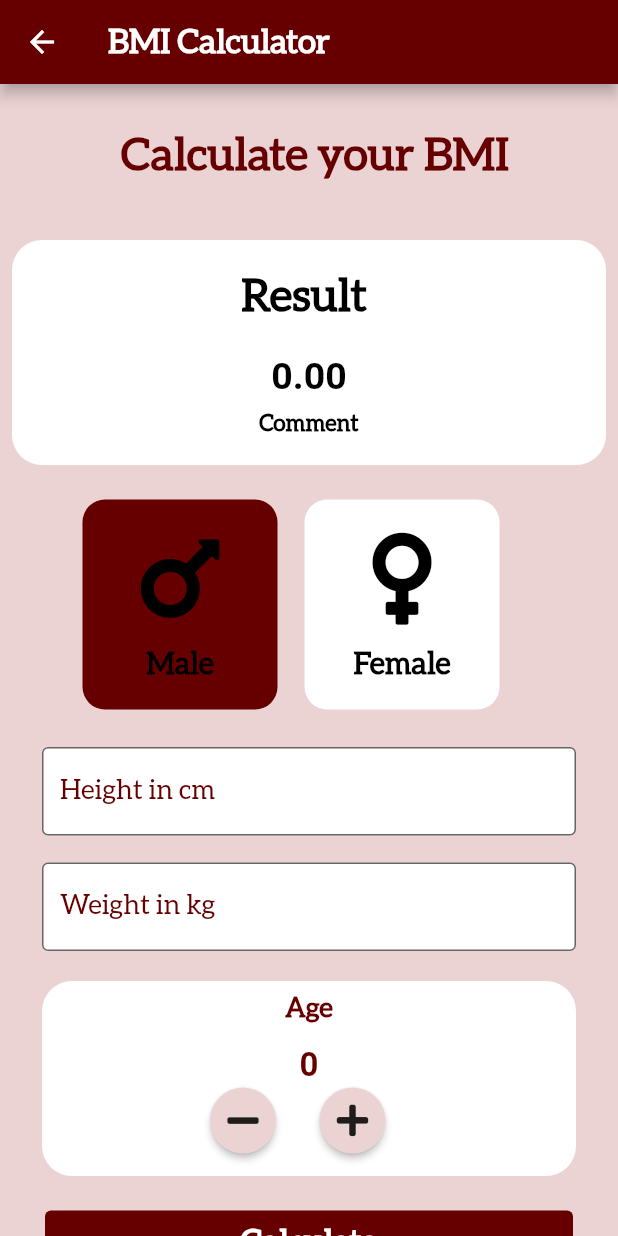
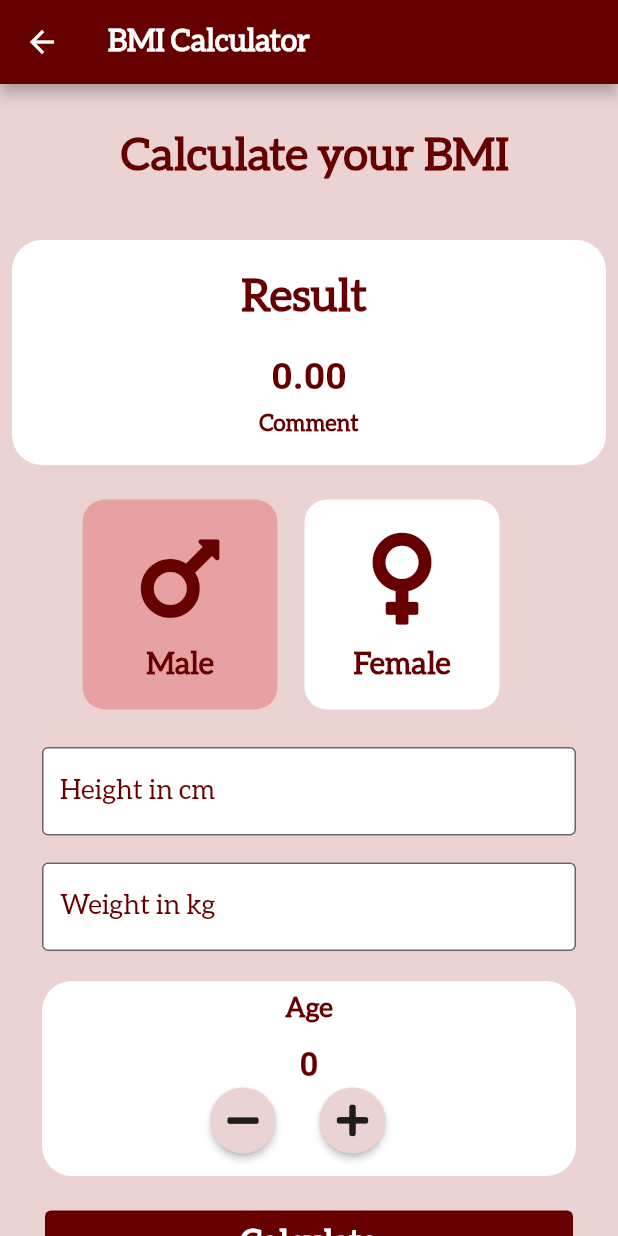
Before and after one commit to saipreethi14/flutterfitness22, a Flutter app: the bmi screen opened directly, on a phone screen of 412 x 824 dp. Run offline on Flutter 3.47's test engine with Material 2 defaults, Android fonts, the light colour scheme and no system bars; our stand-ins replace chewie, cloud_firestore, firebase_auth, firebase_core, font_awesome_flutter, video_player; missing offline and left inert: flutter_login_facebook; accounts and stored records are empty.

Commit message:
Final design edited finished with designing.

```diff
--- a/lib/ReusableCard.dart
+++ b/lib/ReusableCard.dart
@@ -11,6 +11,7 @@ class ResusableCard extends StatelessWidget {
   @override
   Widget build(BuildContext context) {
     return GestureDetector(
+      // GestureDetector capture user's gesture and dispatch multiple events
       onTap: onPress,
       child: Container(
         child: cardChild,
--- a/lib/bmi.dart
+++ b/lib/bmi.dart
@@ -1,4 +1,3 @@
-
 import 'package:ff/HomePage.dart';
 import 'package:flutter/cupertino.dart';
 import 'package:flutter/material.dart';
@@ -17,25 +16,15 @@ enum Gender {
   male,
   female,
 }
+
 Gender selectedGender = Gender.male;
-const kShrinePink50 = Color(0xFFFEEAE6);
-const activeColor = Color(0xFF660000);
+const activeColor = Color(0xFFE8A1A3);
 const inactiveColor = Color(0xFFFFFFFF);
-const kShrinePink300 = Color(0xFFFBB8AC);
-const kpurplr = Color(0xFF762141);
-const color1 = Color(0xFFDF97BB);
 const color2 = Color(0xFF660000);
 const back2 = Color(0xFFEBD3D4);
-const back3 = Color(0xFFDCC6C7);
+
 const maleColor = inactiveColor;
 const femaleColor = inactiveColor;
-
-
-// int age = 0;
-// double height = 0.0;
-// double weight = 0.0;
-// double result=0.0;
-// var comment = "Comment";
 
 class bmi extends StatefulWidget {
   const bmi({Key? key}) : super(key: key);
@@ -45,52 +34,50 @@ class bmi extends StatefulWidget {
 }
 
 class _bmiState extends State<bmi> {
-
   final TextEditingController _heightController = TextEditingController();
   final TextEditingController _weightController = TextEditingController();
-
 
   int age = 0;
   double height = 0.0;
   double weight = 0.0;
   late double _result = 0.0;
   var comment = "Comment";
+
   @override
   Widget build(BuildContext context) {
     return Scaffold(
       backgroundColor: Color(0xFFEBD3D4),
       appBar: AppBar(
         backgroundColor: Color(0xFF660000),
-          title:
-          Row(
-            children:<Widget> [
-              // IconButton(
-              //   onPressed: () {
-              //     Navigator.push(context, MaterialPageRoute(builder: (Context) => Homepage()));
-              //   },
-              //   icon: Icon(Icons.arrow_back_ios_new_rounded),
-              // ),
-              Text('BMI Calculator', style: TextStyle(
-                fontSize: 22,
+        title: Row(
+          children: <Widget>[
+            Text(
+              'BMI Calculator',
+              style: TextStyle(
                 fontFamily: 'Aleo',
                 fontWeight: FontWeight.bold,
                 color: Colors.white,
-              ),),
+              ),
+            ),
           ],
-          )
+        ),
       ),
       body: SafeArea(
         child: ListView(
-          children: <Widget> [
+          children: <Widget>[
             Padding(
-              padding: const EdgeInsets.only(top: 30.0, bottom: 30.0, left: 8.0),
+              padding:
+                  const EdgeInsets.only(top: 30.0, bottom: 30.0, left: 8.0),
               child: Center(
-                child: Text('Calculate your BMI', style: TextStyle(
+                child: Text(
+                  'Calculate your BMI',
+                  style: TextStyle(
                     fontSize: 30,
                     fontFamily: 'Aleo',
                     fontWeight: FontWeight.bold,
                     color: Color(0xFF660000),
-                ),),
+                  ),
+                ),
               ),
             ),
             Padding(
@@ -100,36 +87,43 @@ class _bmiState extends State<bmi> {
                 decoration: BoxDecoration(
                     color: Colors.white,
                     borderRadius: BorderRadius.all(Radius.circular(20))),
-
-
                 child: Column(
                   crossAxisAlignment: CrossAxisAlignment.center,
                   children: [
                     Padding(
                       padding: const EdgeInsets.all(20.0),
-                      child: Text('Result ', style: TextStyle(
+                      child: Text(
+                        'Result ',
+                        style: TextStyle(
                           fontSize: 30,
                           fontFamily: 'Aleo',
                           fontWeight: FontWeight.bold,
-                        color: Colors.black,
-                      ),),
+                          color: Color(0xFF660000),
+                        ),
+                      ),
                     ),
                     Center(
-                      child: Text(_result.toStringAsFixed(2), style: TextStyle(
+                      child: Text(
+                        _result.toStringAsFixed(2),
+                        style: TextStyle(
                           fontSize: 25,
                           fontWeight: FontWeight.bold,
-                        color: Colors.black,
-                      ),),
+                          color: Color(0xFF660000),
+                        ),
+                      ),
                     ),
                     SizedBox(height: 8),
                     Result(
                       customChild1: Center(
-                        child: Text(comment, style: TextStyle(
+                        child: Text(
+                          comment,
+                          style: TextStyle(
                             fontSize: 15,
                             fontFamily: 'Aleo',
                             fontWeight: FontWeight.bold,
-                          color: Colors.black,
-                        ),),
+                            color: Color(0xFF660000),
+                          ),
+                        ),
                       ),
                     ),
                   ],
@@ -142,53 +136,70 @@ class _bmiState extends State<bmi> {
               child: Row(
                 children: <Widget>[
                   Padding(
-                    padding: const EdgeInsets.only(top: 10, bottom: 10, right:8.0, left: 45),
+                    padding: const EdgeInsets.only(
+                        top: 10, bottom: 10, right: 8.0, left: 45),
                     child: Gender1(
-                      otp: (){
-                        setState(() {
+                      otp: () {
+                        setState(
+                          () {
                             selectedGender = Gender.male;
-                        });
                           },
-                      contColor: selectedGender == Gender.male ? activeColor : inactiveColor,
+                        );
+                      },
+                      contColor: selectedGender == Gender.male
+                          ? activeColor
+                          : inactiveColor,
                       customChild: Column(
                         mainAxisAlignment: MainAxisAlignment.center,
                         children: <Widget>[
                           Icon(FontAwesomeIcons.mars,
-                                size: 70, color: Colors.black),
+                              size: 70, color: Color(0xFF660000)),
                           SizedBox(height: 10.0),
-                            Text('Male', style: TextStyle(
+                          Text(
+                            'Male',
+                            style: TextStyle(
                               fontSize: 20,
                               fontFamily: 'Aleo',
                               fontWeight: FontWeight.bold,
-                              color: Colors.black,
-                            ),),
-                          ]
+                              color: Color(0xFF660000),
+                            ),
+                          ),
+                        ],
                       ),
                     ),
                   ),
-
                   Padding(
-                    padding: const EdgeInsets.only(top: 10, bottom: 10, right: 30),
-                    child: Gender1(    // using gender class.
-                      otp: (){
+                    padding:
+                        const EdgeInsets.only(top: 10, bottom: 10, right: 30),
+                    child: Gender1(
+                      // using gender class.
+                      otp: () {
                         setState(() {
                           selectedGender = Gender.female;
                         });
                       },
-                      contColor: selectedGender == Gender.female ? activeColor : inactiveColor,
+                      contColor: selectedGender == Gender.female
+                          ? activeColor
+                          : inactiveColor,
                       customChild: Column(
                         mainAxisAlignment: MainAxisAlignment.center,
                         children: <Widget>[
-                            Icon(FontAwesomeIcons.venus,
-                              size: 70, color: Colors.black,),
+                          Icon(
+                            FontAwesomeIcons.venus,
+                            size: 70,
+                            color: Color(0xFF660000),
+                          ),
                           SizedBox(height: 10.0),
-                            Text('Female', style: TextStyle(
+                          Text(
+                            'Female',
+                            style: TextStyle(
                               fontSize: 20,
                               fontFamily: 'Aleo',
                               fontWeight: FontWeight.bold,
-                              color: Colors.black,
-                            ),),
-                          ]
+                              color: Color(0xFF660000),
+                            ),
+                          ),
+                        ],
                       ),
                     ),
                   ),
@@ -197,7 +208,8 @@ class _bmiState extends State<bmi> {
             ),
             //................................
             Padding(
-              padding: const EdgeInsets.only(top: 10.0, left:28.0, right: 28.0),
+              padding:
+                  const EdgeInsets.only(top: 10.0, left: 28.0, right: 28.0),
               child: TextField(
                 controller: _heightController,
                 keyboardType: TextInputType.number,
@@ -209,7 +221,8 @@ class _bmiState extends State<bmi> {
                   filled: true,
                   fillColor: Colors.white,
                   focusedBorder: OutlineInputBorder(
-                    borderSide: BorderSide(color: Color(0xFF660000), width: 5.0),
+                    borderSide:
+                        BorderSide(color: Color(0xFF660000), width: 2.0),
                   ),
                   border: OutlineInputBorder(),
                   labelText: 'Height in cm',
@@ -219,12 +232,15 @@ class _bmiState extends State<bmi> {
                     fontSize: 18,
                   ),
                   hintText: 'Enter your height',
+                  hintStyle:
+                      TextStyle(fontFamily: 'Aleo', color: Color(0xFF8D7272)),
                 ),
               ),
             ),
 
             Padding(
-              padding: const EdgeInsets.only(top: 18.0, left:28.0, right: 28.0),
+              padding:
+                  const EdgeInsets.only(top: 18.0, left: 28.0, right: 28.0),
               child: TextField(
                 controller: _weightController,
                 keyboardType: TextInputType.number,
@@ -236,7 +252,7 @@ class _bmiState extends State<bmi> {
                   filled: true,
                   fillColor: Colors.white,
                   focusedBorder: OutlineInputBorder(
-                    borderSide: BorderSide(color: Color(0xFF660000), width: 5.0),
+                    borderSide: BorderSide(color: Color(0xFF660000), width: 2),
                   ),
                   border: OutlineInputBorder(),
                   labelText: 'Weight in kg',
@@ -246,11 +262,14 @@ class _bmiState extends State<bmi> {
                     fontSize: 18,
                   ),
                   hintText: 'Enter your weight',
+                  hintStyle:
+                      TextStyle(fontFamily: 'Aleo', color: Color(0xFF8D7272)),
                 ),
               ),
             ),
             Padding(
-              padding: const EdgeInsets.only(left: 28.0, right: 28, top: 20, bottom: 20),
+              padding: const EdgeInsets.only(
+                  left: 28.0, right: 28, top: 20, bottom: 20),
               child: Container(
                 height: 130,
                 width: double.infinity,
@@ -258,34 +277,40 @@ class _bmiState extends State<bmi> {
                   color: Colors.white,
                   borderRadius: BorderRadius.all(Radius.circular(20)),
                 ),
-
                 child: Column(
                   children: <Widget>[
                     Center(
                       child: Padding(
                         padding: const EdgeInsets.all(8.0),
-                        child: Text('Age', style: TextStyle(
+                        child: Text(
+                          'Age',
+                          style: TextStyle(
                             fontSize: 18,
                             fontFamily: 'Aleo',
                             fontWeight: FontWeight.bold,
                             color: Color(0xFF660000),
-                        ),),
+                          ),
+                        ),
                       ),
                     ),
                     SizedBox(height: 5),
                     Center(
-                      child: Text(age.toString(), style: TextStyle(
+                      child: Text(
+                        age.toString(),
+                        style: TextStyle(
                           fontSize: 22,
                           fontWeight: FontWeight.bold,
                           color: Color(0xFF660000),
-                      ),),
+                        ),
+                      ),
                     ),
                     Padding(
-                      padding: const EdgeInsets.only(left:110.0),
+                      padding: const EdgeInsets.only(left: 110.0),
                       child: Row(
                         children: <Widget>[
-                          PlusMinus(   // PlusMinus class has been used here to set +,- buttons
-                            onPress: (){
+                          PlusMinus(
+                            // PlusMinus class has been used here to set +,- buttons
+                            onPress: () {
                               setState(() {
                                 age--;
                               });
@@ -294,7 +319,7 @@ class _bmiState extends State<bmi> {
                           ),
                           SizedBox(width: 25.0),
                           PlusMinus(
-                            onPress: (){
+                            onPress: () {
                               setState(() {
                                 age++;
                               });
@@ -312,20 +337,20 @@ class _bmiState extends State<bmi> {
               padding: const EdgeInsets.only(left: 30.0, right: 30, bottom: 10),
               child: Center(
                 child: TextButton(
-                  onPressed: (){
+                  onPressed: () {
                     setState(() {
                       height = double.parse(_heightController.text) / 100;
                       weight = double.parse(_weightController.text);
 
-                      _result = weight/(height*height);  ////////////BMI FORMULA//////////////
-                      if (_result <= 18.5 ){      // conditions to check user's output.
+                      _result = weight /
+                          (height *
+                              height); //...........BMI FORMULA.............//
+                      if (_result <= 18.5) {
+                        // conditions to check user's output.
                         comment = 'Under weight';
-                      }
-                      else if(_result >= 18.5 && _result<= 24.9)
-                      {
+                      } else if (_result >= 18.5 && _result <= 24.9) {
                         comment = 'Good';
-                      }
-                      else{
+                      } else {
                         comment = 'Over weight';
                       }
                       _result = _result;
@@ -333,11 +358,16 @@ class _bmiState extends State<bmi> {
                   },
                   child: Column(
                     children: <Widget>[
-                      Center(child: Text('Calculate', style: TextStyle(
+                      Center(
+                        child: Text(
+                          'Calculate',
+                          style: TextStyle(
                             fontWeight: FontWeight.bold,
                             fontFamily: 'Aleo',
                             fontSize: 22,
-                      ),)),
+                          ),
+                        ),
+                      ),
                       // Center(child: Text('BMI', style: TextStyle(
                       //     fontWeight: FontWeight.bold,
                       //     fontSize: 22)),),
@@ -346,7 +376,6 @@ class _bmiState extends State<bmi> {
                   style: TextButton.styleFrom(
                     fixedSize: Size.fromWidth(400),
                     primary: Colors.white,
-                    onSurface: Colors.red,
                     backgroundColor: Color(0xFF660000),
                   ),
                 ),
@@ -357,19 +386,23 @@ class _bmiState extends State<bmi> {
               children: <Widget>[
                 Padding(
                   padding: const EdgeInsets.only(top: 8.0, bottom: 18),
-                  child: TextButton(  // Button to navigate to over-weight diet plan.
-                    onPressed: (){
+                  child: TextButton(
+                    // Button to navigate to over-weight diet plan.
+                    onPressed: () {
                       setState(() {
-                        Navigator.push(context, MaterialPageRoute(builder: (Context) => bad()));
+                        Navigator.push(context,
+                            MaterialPageRoute(builder: (Context) => bad()));
                       });
                     },
                     child: Padding(
                       padding: const EdgeInsets.all(8.0),
                       child: Text(
-                        'Over Weight',style: TextStyle(
+                        'Over Weight',
+                        style: TextStyle(
                             fontFamily: 'Aleo',
                             fontWeight: FontWeight.bold,
-                          fontSize: 20),),
+                            fontSize: 20),
+                      ),
                     ),
                     style: TextButton.styleFrom(
                       primary: Colors.white,
@@ -378,22 +411,27 @@ class _bmiState extends State<bmi> {
                     ),
                   ),
                 ),
-
                 Padding(
                   padding: const EdgeInsets.only(top: 8.0, bottom: 18),
-                  child: TextButton(   // Button to navigate to under-weight diet plan.
-                    onPressed: (){
+                  child: TextButton(
+                    // Button to navigate to under-weight diet plan.
+                    onPressed: () {
                       setState(() {
-                        Navigator.push(context, MaterialPageRoute(builder: (Context) => underWeight()));
+                        Navigator.push(
+                            context,
+                            MaterialPageRoute(
+                                builder: (Context) => underWeight()));
                       });
                     },
                     child: Padding(
                       padding: const EdgeInsets.all(8.0),
                       child: Text(
-                        'Under Weight',style: TextStyle(
+                        'Under Weight',
+                        style: TextStyle(
                             fontWeight: FontWeight.bold,
                             fontFamily: 'Aleo',
-                          fontSize: 20),),
+                            fontSize: 20),
+                      ),
                     ),
                     style: TextButton.styleFrom(
                       // fixedSize: Size.fromWidth(80),
@@ -402,9 +440,8 @@ class _bmiState extends State<bmi> {
                     ),
                   ),
                 ),
-
               ],
-            )
+            ),
           ],
         ),
       ),
```
Also changed, not shown: lib/HomePage.dart (+28 -12 lines), lib/ImageContent.dart (+8 -5 lines), lib/bad.dart (+65 -54 lines), lib/under_weight.dart (+70 -61 lines). Lines whose indentation alone changed are shown as unchanged.
